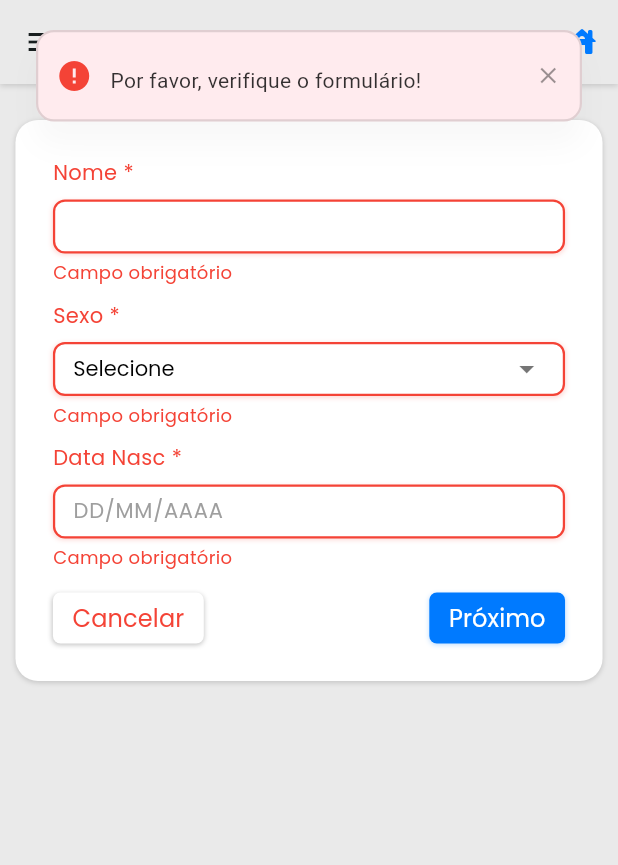
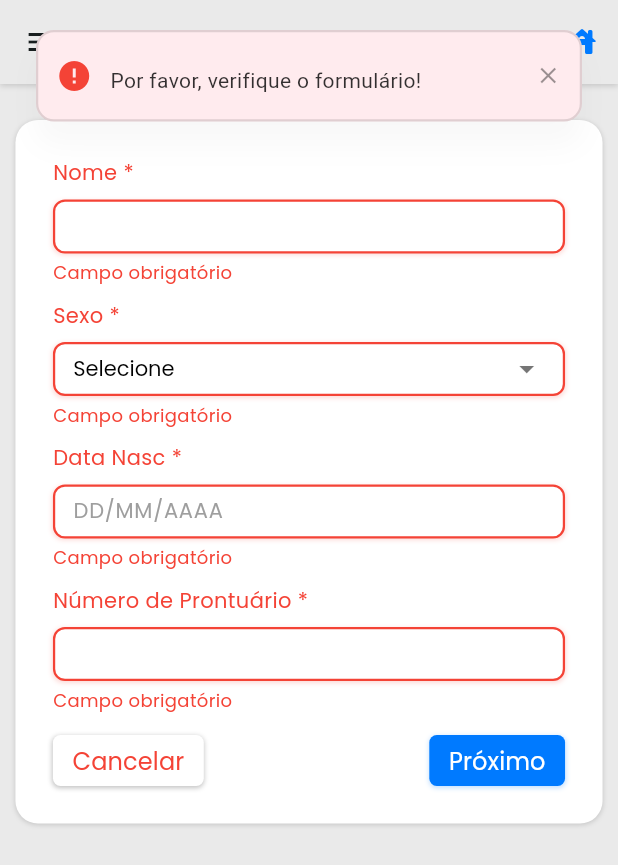
Before and after one commit to NutriClin/nutriclin, a Flutter app: the HospitalAtendimentoIdentificacaoPage screen opened directly, after a tap on "Próximo", on a phone screen of 412 x 824 dp. Shown: the top 865 px of the screen. Run offline on Flutter 3.47's test engine with Material 3 defaults, Android fonts, the phone set to English and light mode, and no system bars; our stand-ins replace cloud_firestore, firebase_auth, firebase_core, flutter_secure_storage, flutter_svg, package_info_plus and 2 more; accounts and stored records are empty.

Commit message:
feat: finalizacao fluxo de atendimento

```diff
--- a/nutri_app/lib/pages/atendimentos/hospital/hospital_atendimento_conduta_nutricional.dart
+++ b/nutri_app/lib/pages/atendimentos/hospital/hospital_atendimento_conduta_nutricional.dart
@@ -25,7 +25,7 @@ class _HospitalAtendimentoCondutaNutricionalPageState
   final TextEditingController _estagiarioNomeController =
       TextEditingController();
   final TextEditingController _proximaConsultaController =
-      TextEditingController(); // Novo controller
+      TextEditingController();
 
   final AtendimentoService _atendimentoService = AtendimentoService();
 
@@ -34,7 +34,7 @@ class _HospitalAtendimentoCondutaNutricionalPageState
   bool isLoading = false;
   bool _professorSelecionadoError = false;
   String? _errorMessage = '';
-  bool _isHospital = true; // Variável para controlar o tipo de atendimento
+  bool _isHospital = true;
 
   @override
   void initState() {
--- a/nutri_app/lib/pages/atendimentos/hospital/hospital_atendimento_identificacao.dart
+++ b/nutri_app/lib/pages/atendimentos/hospital/hospital_atendimento_identificacao.dart
@@ -31,6 +31,7 @@ class _HospitalAtendimentoIdentificacaoPageState
   final TextEditingController roomController = TextEditingController();
   final TextEditingController bedController = TextEditingController();
   final TextEditingController recordController = TextEditingController();
+  final TextEditingController prontuarioController = TextEditingController(); // Novo campo
 
   final AtendimentoService _atendimentoService = AtendimentoService();
 
@@ -46,6 +47,7 @@ class _HospitalAtendimentoIdentificacaoPageState
   bool _roomError = false;
   bool _bedError = false;
   bool _recordError = false;
+  bool _prontuarioError = false; // Novo erro
 
   @override
   void initState() {
@@ -62,6 +64,7 @@ class _HospitalAtendimentoIdentificacaoPageState
     roomController.dispose();
     bedController.dispose();
     recordController.dispose();
+    prontuarioController.dispose(); // Dispose do novo controller
     super.dispose();
   }
 
@@ -92,6 +95,7 @@ class _HospitalAtendimentoIdentificacaoPageState
         roomController.text = dados['quarto'] ?? '';
         bedController.text = dados['leito'] ?? '';
         recordController.text = dados['registro'] ?? '';
+        prontuarioController.text = dados['prontuario'] ?? ''; // Carrega o novo campo
         carregando = false;
       });
     } catch (e) {
@@ -182,6 +186,14 @@ class _HospitalAtendimentoIdentificacaoPageState
       } else {
         _recordError = false;
       }
+    } else {
+      // Validação específica para clínica
+      if (prontuarioController.text.trim().isEmpty) {
+        _prontuarioError = true;
+        valido = false;
+      } else {
+        _prontuarioError = false;
+      }
     }
 
     setState(() {});
@@ -225,6 +237,7 @@ class _HospitalAtendimentoIdentificacaoPageState
       quarto: isHospital ? roomController.text : null,
       leito: isHospital ? bedController.text : null,
       registro: isHospital ? recordController.text : null,
+      prontuario: !isHospital ? prontuarioController.text : null,
     );
   }
 
@@ -423,6 +436,22 @@ class _HospitalAtendimentoIdentificacaoPageState
                               }
                             },
                           ),
+                        ] else ...[
+                          // Campo específico para clínica
+                          SizedBox(height: espacamentoCards),
+                          CustomInput(
+                            label: 'Número de Prontuário',
+                            controller: prontuarioController,
+                            keyboardType: TextInputType.text,
+                            error: _prontuarioError,
+                            errorMessage: 'Campo obrigatório',
+                            obrigatorio: true,
+                            onChanged: (value) {
+                              if (_prontuarioError && value.isNotEmpty) {
+                                setState(() => _prontuarioError = false);
+                              }
+                            },
+                          ),
                         ],
 
                         const SizedBox(height: 15),
```
Also changed, not shown: nutri_app/lib/main.dart (+4 -3 lines), nutri_app/lib/services/atendimento_service.dart (+27 -9 lines), 1 other file.
